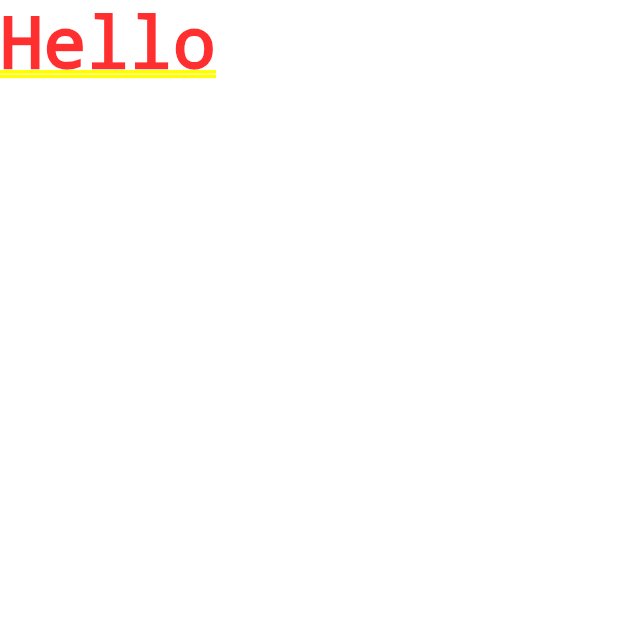
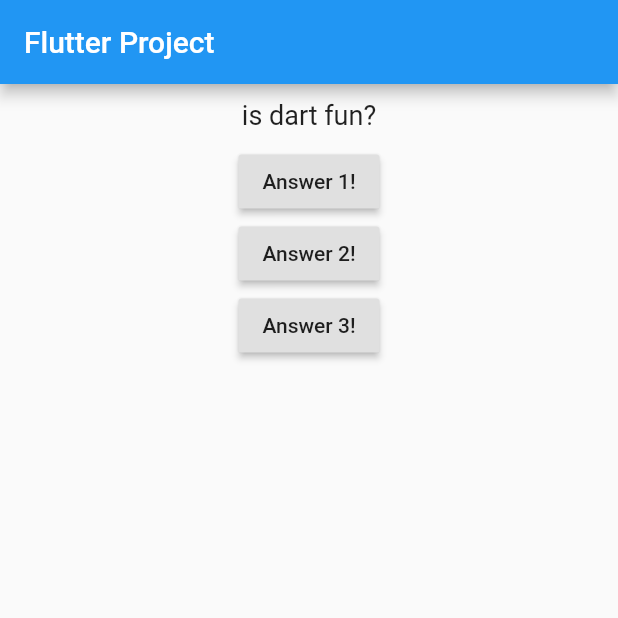
Before and after one commit to My-Own-Personal-Test/flutter_test01, a Flutter app: the screen it shows after launch, on a phone screen of 412 x 824 dp, the top half of it. Run offline on Flutter 3.47's test engine with Material 2 defaults, Android fonts, the phone set to English and light mode, and no system bars.

```diff
--- a/lib/main.dart
+++ b/lib/main.dart
@@ -1,11 +1,61 @@
 import 'package:flutter/material.dart';
+import './questions.dart';
 
-void main() {
-  runApp(MyApp());
+void main() => runApp(MyApp());
+
+class MyApp extends StatefulWidget {
+  @override
+  State<StatefulWidget> createState() {
+    // TODO: implement createState
+    return MyAppState();
+  }
 }
 
-class MyApp extends StatelessWidget {
+class MyAppState extends State<MyApp> {
+  var questionIndex = 0;
+
+  void answerQuestion() {
+    setState(() {
+      if (questionIndex != 1) {
+        questionIndex = questionIndex + 1;
+      } else {
+        questionIndex = questionIndex - 1;
+      }
+      print(questionIndex);
+    });
+  }
+
+  @override
   Widget build(BuildContext context) {
-    return MaterialApp(home: Text('Hello'));
+    var questions = [
+      'is dart fun?',
+      'is dart dificult?',
+    ];
+
+    return MaterialApp(
+        home: Scaffold(
+      appBar: AppBar(
+        title: Text('Flutter Project'),
+      ),
+      body: Column(
+        children: [
+          Question(questions[questionIndex]),
+          RaisedButton(
+            child: Text('Answer 1!'),
+            onPressed: answerQuestion,
+          ),
+          RaisedButton(
+            child: Text('Answer 2!'),
+            onPressed: answerQuestion,
+          ),
+          RaisedButton(
+            child: Text('Answer 3!'),
+            onPressed: () {
+              print('funct alt 3');
+            },
+          ),
+        ],
+      ),
+    ));
   }
 }
--- /dev/null
+++ b/lib/questions.dart
@@ -0,0 +1,21 @@
+import 'package:flutter/material.dart';
+
+class Question extends StatelessWidget {
+  // const Question({Key? key}) : super(key: key);
+  final String questionText;
+
+  Question(this.questionText);
+
+  @override
+  Widget build(BuildContext context) {
+    return Container(
+      width: double.infinity,
+      margin: EdgeInsets.all(10),
+      child: Text(
+        questionText,
+        style: TextStyle(fontSize: 18),
+        textAlign: TextAlign.center,
+      ),
+    );
+  }
+}
```
